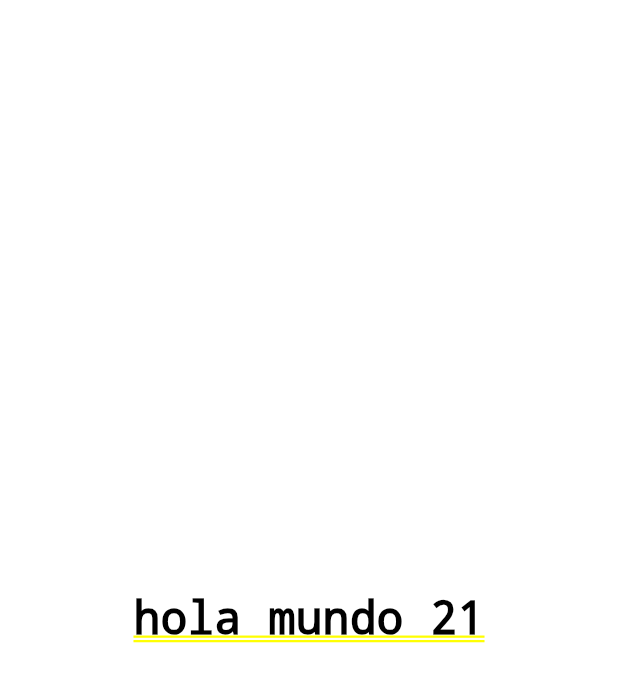
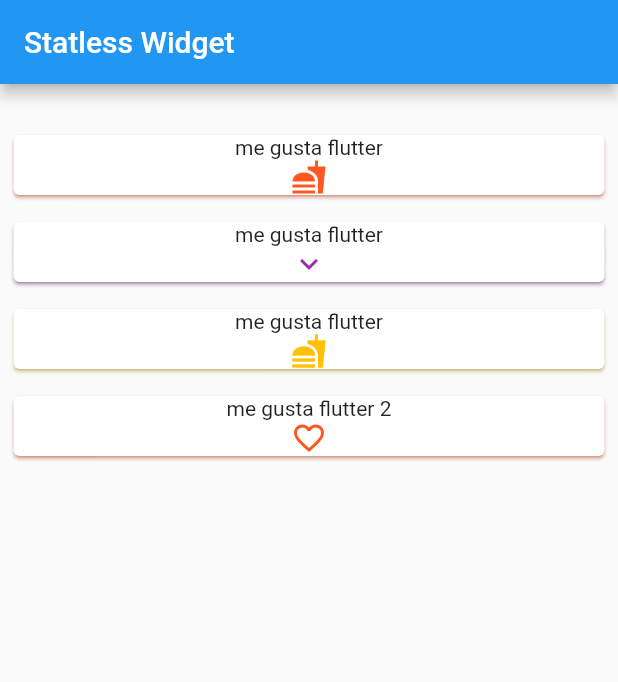
Before and after one commit to urbanoprogramador/flutterCurso, a Flutter app: the screen it shows after launch, on a phone screen of 412 x 824 dp. Shown: the top 682 px of the screen. Run offline on Flutter 3.47's test engine with Material 2 defaults, Android fonts, the phone set to English and light mode, and no system bars.

Commit message:
statelessWidget

```diff
--- a/lib/main.dart
+++ b/lib/main.dart
@@ -2,8 +2,8 @@ import 'package:flutter/material.dart';
 
 void main() {
   runApp(
-       MaterialApp(
-         title:'Demo cuentas',
+    MaterialApp(
+        title:'Demo cuentas',
         theme:ThemeData(
         // This is the theme of your application.
         //
@@ -16,12 +16,76 @@ void main() {
         // is not restarted.
         primarySwatch: Colors.blue,
 
-      ),  home:new Center(
-          child:new Directionality(
-            textDirection: TextDirection.ltr,
-            child:new Text('hola mundo 21',style:TextStyle(backgroundColor: Colors.white,fontSize: 30,color: Colors.black)),
+      ),  home:MyApp()
+    )
+  );
+}
+
+class MyApp extends StatelessWidget{
+
+   List <Widget> crear(){
+    List <Widget> texto=[];
+    for( var i = 0 ; i <50; i++ ) {
+      texto.add(
+         Container(padding:EdgeInsets.only(left: 10,top: 10,bottom: 10) , child:Text(' Posicion numero $i __ 2'))
+      );
+    }
+    return texto;
+  }
+
+  @override
+  Widget build(BuildContext context) {
+    //
+    List <Widget>  texto=[];
+    for( var i = 0 ; i <5; i++ ) {
+      texto.add(
+        new Text(' Posicion numero $i')
+      );
+    }
+    final List lists=crear();
+    return new Scaffold(
+      appBar: AppBar(
+        title: Text('Statless Widget '),
+      ),
+      body: Container(
+        margin:EdgeInsets.only(top:25) ,
+        height: 400,
+        child: ListView(
+          children:[
+            MYcard(title: 'me gusta flutter',icon:Icons.fastfood_sharp ),
+            MYcard(title: 'me gusta flutter',icon:Icons.expand_more,myColor: Colors.purple, ),
+            MYcard(title: 'me gusta flutter',icon:Icons.fastfood_sharp, myColor: Colors.amber ),
+            MYcard(title: 'me gusta flutter 2',icon:Icons.favorite_border ),
+          ]
+        ),
+      ),
+    );
+  }
+}
+
+class MYcard extends StatelessWidget {
+  final String title;
+  final IconData icon;
+  final Color myColor;
+
+
+  const MYcard({Key key,this.icon,this.title,this.myColor=Colors.deepOrange}) : super(key: key);
+
+  @override
+  Widget build(BuildContext context) {
+    return Container(
+      child: Container(
+        padding: EdgeInsets.all( 5),
+        child: Card(
+          shadowColor: this.myColor,
+          child: Column(
+            children: [
+              Text(this.title),
+              Icon(this.icon,color: this.myColor)
+            ],
           ),
-        )
-       )
+        ),
+      ),
     );
+  }
 }
--- a/pubspec.yaml
+++ b/pubspec.yaml
@@ -15,7 +15,7 @@ publish_to: 'none' # Remove this line if you wish to publish to pub.dev
 # In iOS, build-name is used as CFBundleShortVersionString while build-number used as CFBundleVersion.
 # Read more about iOS versioning at
 # https://developer.apple.com/library/archive/documentation/General/Reference/InfoPlistKeyReference/Articles/CoreFoundationKeys.html
-version: 1.0.0+1
+version: 1.0.0+2
 
 environment:
   sdk: ">=2.7.0 <3.0.0"
```
